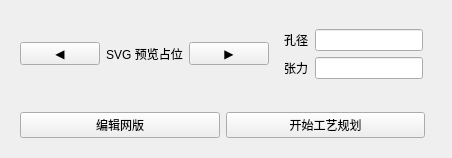
Qt form forms/layering_page.ui (ByteKnight-X/LineControlRobot) before a commit.
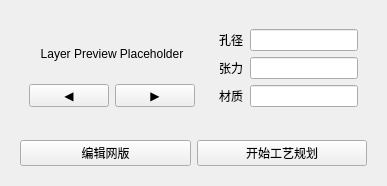
The same form after that commit.

Commit message: Adjust layout.

What changed in the file:
```diff
--- a/forms/layering_page.ui
+++ b/forms/layering_page.ui
@@ -13,17 +13,20 @@
                     </sizepolicy>
                 </property>
                 <layout class="QHBoxLayout" name="canvasLayout">
-                <item>
-                    <widget class="QPushButton" name="prevLayerButton">
-                        <property name="text">
-                            <string>◀</string>
-                        </property>
-                    </widget>
-                </item>
+                    <!-- Layering Preview -->
+                    <item stretch="1">
+                        <widget class="QWidget" name="layerPreviewPanel">
+                            <property name="sizePolicy">
+                                <sizepolicy hsizetype="Expanding" vsizetype="Expanding">
+                                    <horstretch>1</horstretch>
+                                    <verstretch>1</verstretch>
+                                </sizepolicy>
+                            </property>
+                             <layout class="QVBoxLayout" name="layerPreviewLayout">
                 <item>
-                    <widget class="QLabel" name="svgPreview">
+                                    <widget class="QLabel" name="layerPreview">
                         <property name="text">
-                            <string>SVG 预览占位</string>
+                                            <string>Layer Preview Placeholder</string>
                         </property>
                         <property name="alignment">
                             <set>Qt::AlignCenter</set>
@@ -31,14 +34,35 @@
                     </widget>
                 </item>
                 <item>
-                    <widget class="QPushButton" name="nextLayerButton">
+                                    <layout class="QHBoxLayout" name="layerInfoLayout">
+                                        <item>
+                                            <widget class="QPushButton" name="btnPrevLayer">
+                                                <property name="text">
+                                                    <string>◀</string>
+                                                </property>
+                                            </widget>
+                                        </item>
+                                        <item>
+                                            <widget class="QPushButton" name="btnNextLayer">
                         <property name="text">
                             <string>▶</string>
                         </property>
                     </widget>
                 </item>
-                <item>
+                                    </layout>
+                                </item>
+                            </layout>
+                        </widget>
+                    </item>
+                    <!-- Parameters Panel -->
+                    <item stretch="1"> 
                     <widget class="QWidget" name="parametersPanel">
+                            <property name="sizePolicy">
+                                <sizepolicy hsizetype="Expanding" vsizetype="Expanding">
+                                    <horstretch>1</horstretch>
+                                    <verstretch>1</verstretch>
+                                </sizepolicy>
+                            </property>
                         <layout class="QFormLayout" name="paramsForm">
                             <item row="0" column="0">
                                 <widget class="QLabel" name="labelAperture">
@@ -60,6 +84,16 @@
                             <item row="1" column="1">
                                 <widget class="QLineEdit" name="tensionLineEdit"/>
                             </item>
+                                <item row="2" column="0">
+                                    <widget class="QLabel" name="labelMaterial">
+                                        <property name="text">
+                                            <string>材质</string>
+                                        </property>
+                                    </widget>
+                                </item>
+                                <item row="2" column="1">
+                                    <widget class="QLineEdit" name="materialLineEdit"/>
+                                </item>
                         </layout>
                     </widget>
                 </item>
@@ -97,13 +131,6 @@
                         </property>
                     </widget>
                 </item>
-                <item>
-                    <spacer name="controlSpacer_layering">
-                    <property name="orientation">
-                        <enum>Qt::Horizontal</enum>
-                    </property>
-                    </spacer>
-                </item>
                 </layout>
             </widget>
         </item>
```
Left out of the diff: 4 changed lines with no effect on the pictures. Lines whose indentation alone changed are shown as unchanged. The commit also changes 20 other files.
